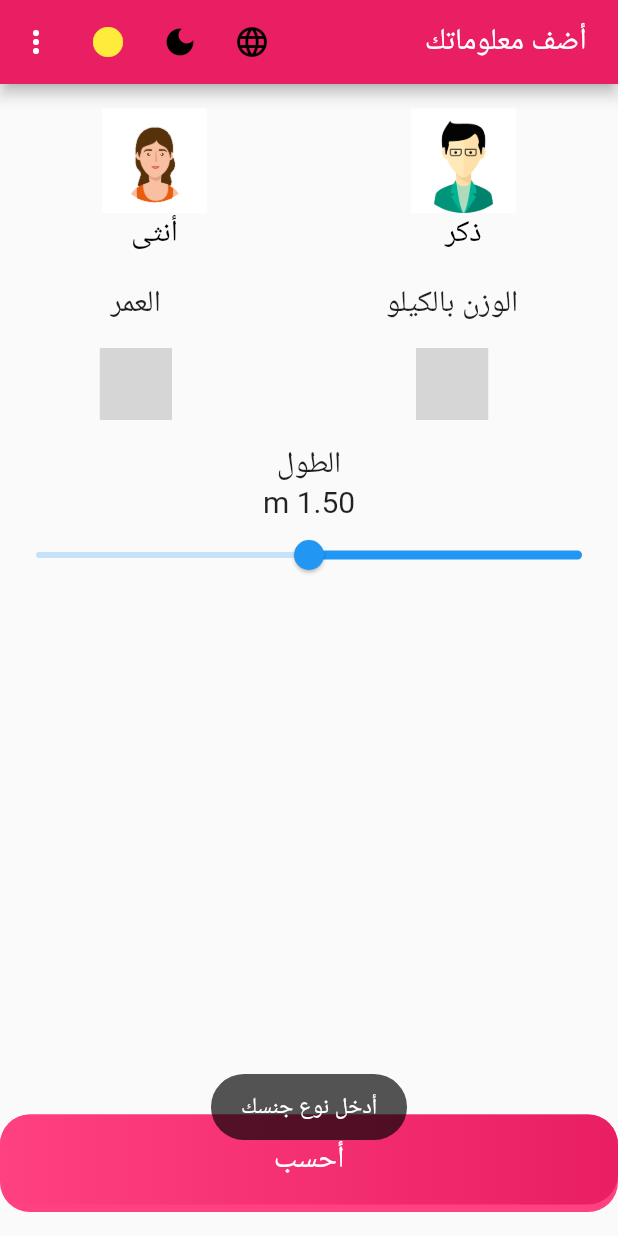
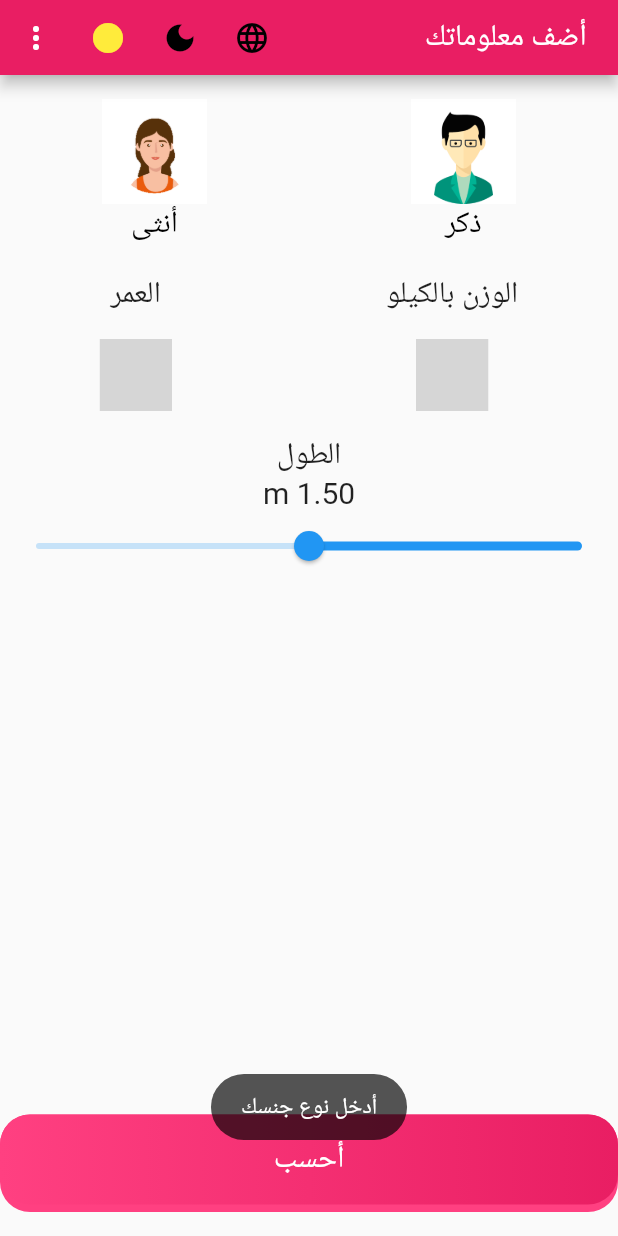
Before and after one commit to EslamSaleh-ui/BMI, a Flutter app: the screen it shows after launch, after a tap on the "language" icon, after a tap on "أحسب", on a phone screen of 412 x 824 dp. Run offline on Flutter 3.47's test engine with Material 2 defaults, Android fonts, the phone set to English and light mode, and no system bars; drawn by our look-alikes of nice_buttons; our stand-ins replace get, screenshot, share, splashscreen, toast; missing offline and left inert: counter_button, flutter_3d_choice_chip, launch_review, load, pretty_gauge, rate_my_app; grey boxes are pictures that could not be loaded.

Commit message:
welcome BMI

```diff
--- a/lib/controller/controller.dart
+++ b/lib/controller/controller.dart
@@ -2,7 +2,7 @@ import 'package:get/get.dart';
 
 class controller extends GetxController{
 
-  RxDouble Height=1.5.obs;
+  final Height=1.5.obs;
   RxDouble Weight=0.0.obs;
   RxDouble Age=0.0.obs;
   RxDouble Result=0.0.obs;
--- a/lib/pages/first.dart
+++ b/lib/pages/first.dart
@@ -6,8 +6,6 @@ import 'package:path_provider/path_provider.dart';
 import 'package:pretty_gauge/pretty_gauge.dart';
 import 'package:screenshot/screenshot.dart';
 import 'package:share/share.dart';
-
-
 
 class First extends StatefulWidget {
   final double Result1;
@@ -19,7 +17,8 @@ class First extends StatefulWidget {
 }
 class _First extends State<First> {
   ScreenshotController screenshotController = ScreenshotController();
-  final controllor =Get.put(controller());
+  controller controllor =Get.find();
+
   @override
   Widget build(BuildContext context) {
     return
--- a/lib/pages/myhome.dart
+++ b/lib/pages/myhome.dart
@@ -1,65 +1,25 @@
-import 'dart:io';
 import 'package:bmi_app/controller/controller.dart';
 import 'package:bmi_app/methods/methods.dart';
 import 'package:bmi_app/pages/first.dart';
 import 'package:counter_button/counter_button.dart';
-import 'package:bmi_app/widgets/raw.dart';
+import 'package:bmi_app/widgets/app_bar.dart';
 import 'package:flutter/material.dart';
 import 'package:flutter_3d_choice_chip/flutter_3d_choice_chip.dart';
 import 'package:get/get.dart';
 import 'package:nice_buttons/nice_buttons.dart';
-import 'package:share/share.dart';
 import 'package:toast/toast.dart';
 
 // ignore: must_be_immutable
 class MyHomePage extends StatelessWidget {
   List<String> kind=['Male','Female'];
-  List<String> setting=['Rate app','Share app','Help center'];
-  List<IconData> icons=[Icons.rate_review_outlined,Icons.share,Icons.help_center];
-  final Controller =Get.put( controller());
-
+  final  Controllers =Get.lazyPut(()=>controller());
+  controller Controller=Get.find();
   @override
   Widget build(BuildContext context) {
     ToastContext().init(context);
     return Scaffold(
-      appBar: AppBar(
-        flexibleSpace: Container(
-          decoration: BoxDecoration(color:Colors.pink ),),
-        title: Text('Add'.tr),
-        actions: [IconButton(onPressed:(){
-          if(Get.locale==Locale('en'))
-            Get.updateLocale(Locale('ar'));
-          else
-            Get.updateLocale(Locale('en'));
-        },tooltip:Get.locale==Locale('en')?'ENG':'ع' , icon:Icon(Icons.language,color:Colors.black)),
-          IconButton(icon:Icon(Icons.dark_mode,color:  Colors.black),onPressed: (){
-            Get.changeTheme(ThemeData.dark());
-          }),
-          IconButton(icon:Icon(Icons.brightness_1_rounded,color:Colors.yellow),onPressed: (){
-            Get.changeTheme(ThemeData.light());
-          }),
-          PopupMenuButton(itemBuilder: (_){
-            return setting.map((e) {
-              return PopupMenuItem(child: raw(text: Text(e),icon:Icon(icons.elementAt(setting.indexOf(e)) ,color: Colors.blueGrey)),onTap: (){
-                switch (setting.indexOf(e))
-                {
-                  case 0:
-                    rate(context);
-                    break;
-                  case 1:
-                    Share.share(Platform.isAndroid?"https://play.google.com/store/apps/details?id=${'com.example.bmi_app'}":"https://apps.apple.com/app/id${' com.example.bmiApp'}");
-                    break;
-                  case 2:
-                    help();
-                    break;
-                  default:
-                    break;
-                }
-              });
-            }).toList();
-          })
-        ],
-      ),
+      appBar:PreferredSize(preferredSize: Size.fromHeight(50),
+      child:app_bar() ),
       body: SingleChildScrollView(
         child: Column(
           children: <Widget>[
@@ -123,7 +83,7 @@ class MyHomePage extends StatelessWidget {
           load();
           if(Controller.Height.value>0 && Controller.Kind_2.value!='' && Controller.Age.value>10 && Controller.Weight.value>25 )
           {Controller.calculateBmi();
-          Get.to(()=>First(Result1:Controller. Result.value,Result2:Controller.Age.value ,Result3:Controller.Kind_2.value));
+          Get.to(()=>First(Result1:Controller. Result.value,Result2:Controller.Age.value ,Result3:Controller.Kind_2.value),transition: Transition.zoom,duration: Duration(seconds: 1));
           }
           else if(Controller.Kind_2.value=='')
             Toast.show('1'.tr,duration:Toast.lengthLong,gravity: Toast.bottom );
--- /dev/null
+++ b/lib/widgets/app_bar.dart
@@ -0,0 +1,55 @@
+import 'dart:io';
+
+import 'package:bmi_app/methods/methods.dart';
+import 'package:bmi_app/widgets/raw.dart';
+import 'package:flutter/material.dart';
+import 'package:get/get.dart';
+import 'package:share/share.dart';
+
+class app_bar extends StatelessWidget{
+
+  List<String> setting=['Rate app','Share app','Help center'];
+  List<IconData> icons=[Icons.rate_review_outlined,Icons.share,Icons.help_center];
+  @override
+  Widget build(BuildContext context) {
+   return AppBar(
+     flexibleSpace: Container(
+       decoration: BoxDecoration(color:Colors.pink ),),
+     title: Text('Add'.tr),
+     actions: [IconButton(onPressed:(){
+       if(Get.locale==Locale('en'))
+         Get.updateLocale(Locale('ar'));
+       else
+         Get.updateLocale(Locale('en'));
+     },tooltip:Get.locale==Locale('en')?'ENG':'ع' , icon:Icon(Icons.language,color:Colors.black)),
+       IconButton(icon:Icon(Icons.dark_mode,color:  Colors.black),onPressed: (){
+         Get.changeTheme(ThemeData.dark());
+       }),
+       IconButton(icon:Icon(Icons.brightness_1_rounded,color:Colors.yellow),onPressed: (){
+         Get.changeTheme(ThemeData.light());
+       }),
+       PopupMenuButton(itemBuilder: (_){
+         return setting.map((e) {
+           return PopupMenuItem(child: raw(text: Text(e),icon:Icon(icons.elementAt(setting.indexOf(e)) ,color: Colors.blueGrey)),onTap: (){
+             switch (setting.indexOf(e))
+             {
+               case 0:
+                 rate(context);
+                 break;
+               case 1:
+                 Share.share(Platform.isAndroid?"https://play.google.com/store/apps/details?id=${'com.example.bmi_app'}":"https://apps.apple.com/app/id${' com.example.bmiApp'}");
+                 break;
+               case 2:
+                 help();
+                 break;
+               default:
+                 break;
+             }
+           });
+         }).toList();
+       })
+     ],
+   );
+  }
+
+}
```
